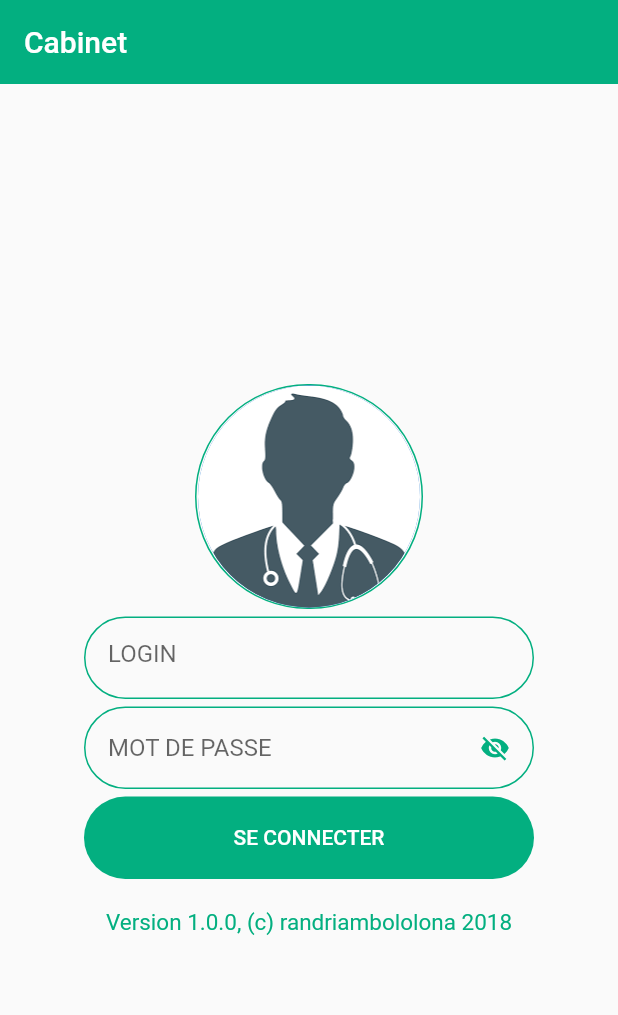
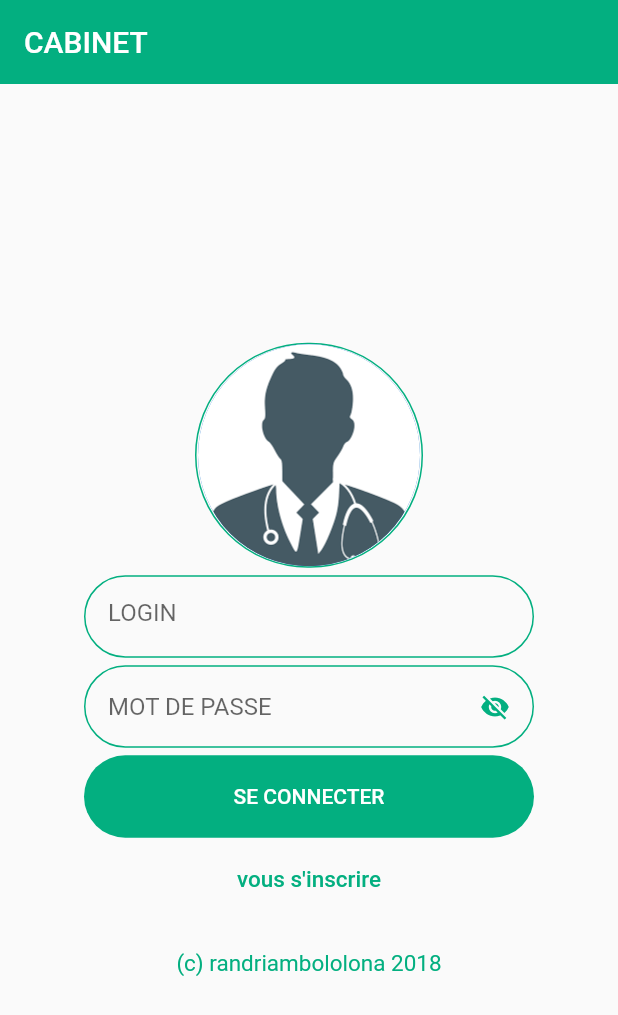
Before and after one commit to partnercloudsupport/fltcabinet, a Flutter app: the screen it shows after launch, on a phone screen of 412 x 824 dp. Shown: the top 1015 px of the screen. Run offline on Flutter 3.47's test engine with Material 2 defaults, Android fonts, the phone set to English and light mode, and no system bars; our stand-ins replace cloud_firestore, firebase_auth, google_sign_in, image_picker; accounts and stored records are empty; Roboto replaces fonts that are missing (Arial).

Commit message:
Update connection with http
1 - Add method for the user's connection.
2 - Delete package dao
3 - Add a page for an doctor

```diff
--- a/assets/data/users.json
+++ b/assets/data/users.json
@@ -1,15 +1,18 @@
 [
     {
+        "id": 1,
         "login": "njaka",
         "password": "njakamdp",
         "idProfil": 1
     },
     {
+        "id": 100,
         "login": "ari",
         "password": "arimdp",
         "idProfil": 2
     },
     {
+        "id": 3,
         "login": "arinjaka",
         "password": "arinjakamdp",
         "idProfil": 1
--- a/lib/general/accueil.dart
+++ /dev/null
@@ -1,201 +0,0 @@
-import 'package:flutter/material.dart';
-import '../utils/utils.dart' as utils;
-import '../services/userService.dart';
-
-final TextEditingController _loginController = TextEditingController();
-final TextEditingController _passwdController = TextEditingController();
-
-class Accueil extends StatefulWidget {
-  static String routeName = '/accueil';
-  @override
-  _AccueilState createState() => _AccueilState();
-}
-
-class _AccueilState extends State<Accueil> {
-  double _height = 150.0;
-  double _heightButton = utils.getHeightInput();
-  bool _isShow = true;
-  final int _maxLength = 25;
-  String _text = '';
-
-  _seConnecter() {
-    // Navigator.of(context).pushNamed('/monprofil');
-    String _login = _loginController.text;
-    String _passwd = _passwdController.text;
-    _loginController.text = '';
-    _passwdController.text = '';
-    print(verifyUser(_login, _passwd));
-    verifyUser(_login, _passwd)
-        ?? Navigator.of(context).pushNamed('/listeuser');
-        // : Navigator.of(context).popAndPushNamed('/accueil');
-  }
-
-  @override
-  Widget build(BuildContext context) {
-    setState(() {
-      _height = MediaQuery.of(context).viewInsets.bottom == 0.0 ? 150.0 : 0.0;
-      _heightButton =
-          MediaQuery.of(context).viewInsets.bottom == 0.0 ? 55.0 : 0.0;
-    });
-
-    return new Column(
-      mainAxisAlignment: MainAxisAlignment.center,
-      children: <Widget>[
-        new Padding(
-          padding: new EdgeInsets.only(top: 0.0),
-          child: new Container(
-            height: _height,
-            decoration: BoxDecoration(
-              border: Border.all(
-                color: utils.getColorGlobal(),
-              ),
-              borderRadius: BorderRadius.circular(75.0),
-            ),
-            child: new CircleAvatar(
-              backgroundImage: new AssetImage('assets/images/medecin.png'),
-              radius: 75.0,
-            ),
-          ),
-        ),
-        new Padding(
-          padding: EdgeInsets.only(top: 5.0),
-          child: new Container(
-            width: utils.getWidthInput(),
-            height: utils.getHeightInput(),
-            decoration: BoxDecoration(
-              border: Border.all(color: utils.getColorGlobal()),
-              borderRadius: BorderRadius.circular(30.0),
-            ),
-            padding: EdgeInsets.only(
-              left: 15.0,
-            ),
-            child: new TextField(
-              controller: _loginController,
-              decoration: InputDecoration(
-                hintText: 'LOGIN',
-                border: InputBorder.none,
-              ),
-              onChanged: (String newValue) {
-                if (newValue.length < _maxLength) {
-                  _text = newValue;
-                } else {
-                  _loginController.value = TextEditingValue(
-                    text: _text,
-                    selection: TextSelection(
-                      baseOffset: _maxLength,
-                      extentOffset: _maxLength,
-                      affinity: TextAffinity.downstream,
-                      isDirectional: false,
-                    ),
-                    composing: TextRange(
-                      start: 0,
-                      end: _maxLength,
-                    ),
-                  );
-                  _loginController.text = _text.trim().toLowerCase().toString();
-                }
-              },
-            ),
-          ),
-        ),
-        new Padding(
-          padding: EdgeInsets.only(top: 5.0),
-          child: new Container(
-            height: utils.getHeightInput(),
-            width: utils.getWidthInput(),
-            padding: EdgeInsets.only(
-              left: 15.0,
-            ),
-            decoration: BoxDecoration(
-              border: Border.all(color: utils.getColorGlobal()),
-              borderRadius: BorderRadius.circular(30.0),
-            ),
-            child: new Row(
-              children: <Widget>[
-                new Container(
-                  width: 240.0,
-                  child: new TextField(
-                    controller: _passwdController,
-                    decoration: InputDecoration(
-                      hintText: 'MOT DE PASSE',
-                      border: InputBorder.none,
-                    ),
-                    obscureText: _isShow,
-                    onChanged: (String newValue) {
-                      if (newValue.length < _maxLength) {
-                        _text = newValue;
-                      } else {
-                        _passwdController.value = TextEditingValue(
-                          text: _text,
-                          selection: TextSelection(
-                            baseOffset: _maxLength,
-                            extentOffset: _maxLength,
-                            affinity: TextAffinity.downstream,
-                            isDirectional: false,
-                          ),
-                          composing: TextRange(
-                            start: 0,
-                            end: _maxLength,
-                          ),
-                        );
-                        _passwdController.text =
-                            _text.trim().toLowerCase().toString();
-                      }
-                    },
-                  ),
-                ),
-                new Container(
-                  width: 25.0,
-                  child: new IconButton(
-                    icon: (_isShow
-                        ? Icon(
-                            Icons.visibility_off,
-                            color: utils.getColorGlobal(),
-                          )
-                        : Icon(
-                            Icons.visibility,
-                            color: utils.getColorGlobal(),
-                          )),
-                    iconSize: 20.0,
-                    onPressed: () {
-                      setState(() {
-                        _isShow = !_isShow;
-                      });
-                    },
-                  ),
-                ),
-              ],
-            ),
-          ),
-        ),
-        new Padding(
-          padding: EdgeInsets.only(
-            top: 5.0,
-          ),
-          child: new Container(
-            width: utils.getWidthInput(),
-            height: _heightButton,
-            decoration: BoxDecoration(
-              color: utils.getColorGlobal(),
-              borderRadius: BorderRadius.circular(30.0),
-            ),
-            child: new MaterialButton(
-              child: Text(
-                'SE CONNECTER',
-                style: utils.getStyleWhite(),
-              ),
-              onPressed: _seConnecter,
-            ),
-          ),
-        ),
-        new Padding(
-          padding: EdgeInsets.only(top: 20.0),
-          child: new Text(
-            'Version 1.0.0, (c) randriambololona 2018',
-            style: utils.getMyStyleGlobal(),
-          ),
-        ),
-      ],
-    );
-  }
-}
--- a/lib/general/inscription.dart
+++ b/lib/general/inscription.dart
@@ -24,6 +24,7 @@ class InscriptionState extends State<StatefulWidget> {
       home: new Scaffold(
         appBar: new AppBar(
           backgroundColor: utils.getColorGlobal(),
+          elevation: 0.0,
         ),
         body: new ListView.builder(
           itemCount: items.length,
--- a/lib/general/photo.dart
+++ b/lib/general/photo.dart
@@ -26,6 +26,7 @@ class PhotosState extends State<Photo> {
           'Connection with http',
           style: utils.getMyStyle(),
         ),
+        elevation: 0.0,
       ),
       body: new ListView.builder(
         itemCount: data == null ? 0 : data.length,
@@ -66,7 +67,7 @@ class PhotosState extends State<Photo> {
     var response = await http
         .get(Uri.encodeFull(urlPhoto), headers: {"Accept": "application/json"});
     setState(() {
-      var respJson = JSON.decode(response.body);
+      var respJson = json.decode(response.body);
       data = respJson;
     });
     return "Successfull";
--- a/lib/general/takeCamera.dart
+++ b/lib/general/takeCamera.dart
@@ -31,6 +31,7 @@ class TakeCameraState extends State<TakeCamera> {
       home: new Scaffold(
         appBar: new AppBar(
           title: new Text('Take image'),
+          elevation: 0.0,
         ),
         body: new Container(
           child: new Column(
--- a/lib/main.dart
+++ b/lib/main.dart
@@ -1,12 +1,12 @@
 import 'package:flutter/material.dart';
 
-import './general/accueil.dart';
 import './general/inscription.dart';
 import './general/seConnecter.dart';
 
 import './medecins/listeMedecin.dart';
+import './medecins/profilMedecin.dart';
 
-import './patients/monProfil.dart';
+import './patients/profilPatient.dart';
 import './patients/prendreRDV.dart';
 
 import './utils/utils.dart' as utils;
@@ -21,22 +21,22 @@ class AppCabinet extends StatelessWidget {
     return MaterialApp(
       title: 'cabinet',
       routes: <String, WidgetBuilder>{
-        Accueil.routeName: (BuildContext context) => new Accueil(),
-        ListeMedecin.routeName: (BuildContext context) => new ListeMedecin(),
-        MonProfil.routeName: (BuildContext context) => new MonProfil(),
-        PrendreRDV.routeName: (BuildContext context) => new PrendreRDV(),
-        SeConnecter.routeName: (BuildContext context) => new SeConnecter(),
         Inscription.routeName: (BuildContext context) => new Inscription(),
         ListUser.rootName: (BuildContext context) => new ListUser(),
+        ListeMedecin.routeName: (BuildContext context) => new ListeMedecin(),
+        PrendreRDV.routeName: (BuildContext context) => new PrendreRDV(),
+        ProfilPatient.routeName: (BuildContext context) => new ProfilPatient(),
+        ProfilMedecin.routeNate: (BuildContext context) => new ProfilMedecin(),
+        SeConnecter.routeName: (BuildContext context) => new SeConnecter(),
       },
       home: Scaffold(
         appBar: AppBar(
-          title: Text('Cabinet'),
+          title: Text('CABINET'),
           backgroundColor: utils.getColorGlobal(),
           elevation: 0.0,
         ),
         body: Center(
-          child: Accueil(),
+          child: SeConnecter(),
         ),
       ),
     );
--- a/lib/medecins/listeMedecin.dart
+++ b/lib/medecins/listeMedecin.dart
@@ -22,6 +22,7 @@ class ListeMedecinState extends State<ListeMedecin> {
             style: utils.getMyStyle(),
           ),
           backgroundColor: utils.getColorGlobal(),
+          elevation: 0.0,
         ),
         body: new Container(
           padding: const EdgeInsets.all(5.0),
@@ -32,7 +33,7 @@ class ListeMedecinState extends State<ListeMedecin> {
                   .loadString('assets/data/medecins.json'),
               builder: (context, snapshot) {
                 // var medecins = snapshot.data.toString();
-                var medecins = JSON.decode(snapshot.data.toString());
+                var medecins = json.decode(snapshot.data.toString());
                 return new ListView.builder(
                   itemBuilder: (BuildContext context, int index) {
                     return new Card(
--- a/lib/patients/prendreRDV.dart
+++ b/lib/patients/prendreRDV.dart
@@ -70,6 +70,7 @@ class PrendreRDVState extends State<PrendreRDV> {
       appBar: new AppBar(
         backgroundColor: utils.getColorGlobal(),
         title: new Text('Prendre un rendez-vous'),
+        elevation: 0.0,
       ),
       body: new Container(
         child: new Stepper(
--- a/lib/patients/monProfil.dart
+++ b/lib/patients/profilPatient.dart
@@ -5,13 +5,13 @@ import 'package:cabinet/patients/image.dart';
 import 'package:cabinet/patients/video.dart';
 import 'package:cabinet/interface/choice.dart' as choice;
 
-class MonProfil extends StatefulWidget {
-  static const String routeName = '/monprofil';
+class ProfilPatient extends StatefulWidget {
+  static const String routeName = '/profilpatient';
   @override
-  State<StatefulWidget> createState() => MonProfilState();
+  State<StatefulWidget> createState() => ProfilPatientState();
 }
 
-class MonProfilState extends State<MonProfil> {
+class ProfilPatientState extends State<ProfilPatient> {
   final colorFinal = new Color.fromRGBO(3, 175, 340, 1.0);
   static const colorConst = const Color.fromRGBO(3, 175, 340, 1.0);
 
--- a/lib/services/patientService.dart
+++ /dev/null
@@ -1,3 +0,0 @@
-class PatientService {
-
-}
--- a/lib/users/listUser.dart
+++ b/lib/users/listUser.dart
@@ -13,6 +13,7 @@ class ListUser extends StatelessWidget {
       appBar: AppBar(
         title: Text('Liste des users'),
         backgroundColor: utils.getColorGlobal(),
+        elevation: 0.0,
       ),
       body: ListView.builder(
         itemCount: users.length,
--- a/pubspec.yaml
+++ b/pubspec.yaml
@@ -2,6 +2,7 @@ name: cabinet
 description: A new Flutter project.
 
 dependencies:
+  rxdart: "^0.18.1"
   cloud_firestore:
   flutter:
     sdk: flutter
```
Also changed, not shown: assets/data/medecins.json (+11 -44 lines), lib/dao/userDAO.dart (deleted, +0 -7 lines), lib/general/seConnecter.dart (+198 -105 lines), lib/interface/user.dart (+26 -1 lines), lib/medecins/profilMedecin.dart (added, +27 -0 lines), lib/services/userService.dart (+12 -3 lines), pubspec.lock.
